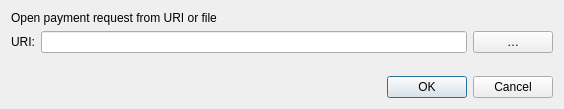
Qt form src/qt/forms/openuridialog.ui (Ultracoins/Ultracoin) before a commit.
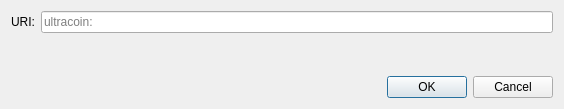
The same form after that commit. Custom widgets are drawn as their Qt base class.

Patch:
```diff
--- a/src/qt/forms/openuridialog.ui
+++ b/src/qt/forms/openuridialog.ui
@@ -14,13 +14,6 @@
    <string>Open URI</string>
   </property>
   <layout class="QVBoxLayout" name="verticalLayout">
-   <item>
-    <widget class="QLabel" name="label_2">
-     <property name="text">
-      <string>Open payment request from URI or file</string>
-     </property>
-    </widget>
-   </item>
    <item>
     <layout class="QHBoxLayout" name="horizontalLayout">
      <item>
@@ -31,18 +24,9 @@
       </widget>
      </item>
      <item>
-      <widget class="QValidatedLineEdit" name="uriEdit"/>
-     </item>
-     <item>
-      <widget class="QPushButton" name="selectFileButton">
-       <property name="toolTip">
-        <string>Select payment request file</string>
-       </property>
-       <property name="text">
-        <string notr="true">…</string>
-       </property>
-       <property name="autoDefault">
-        <bool>false</bool>
+      <widget class="QValidatedLineEdit" name="uriEdit">
+       <property name="placeholderText">
+        <string notr="true">ultracoin:</string>
        </property>
       </widget>
      </item>
```
Left out of the diff: 2 changed lines with no effect on the pictures.
